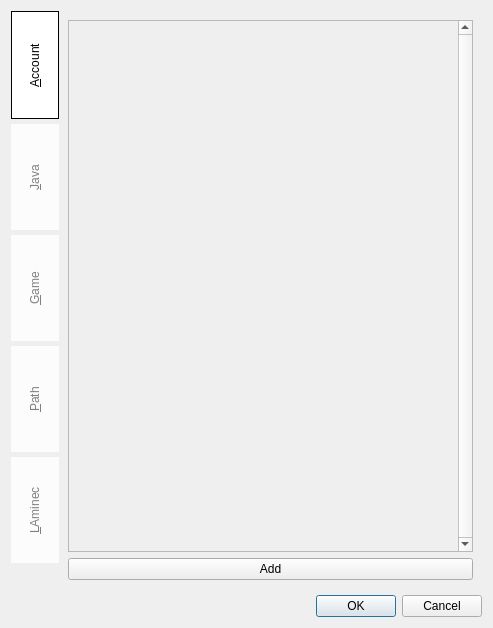
Old version of the form Kaminec/UI/preference.ui in the repository kaniol-lck/Kaminec.
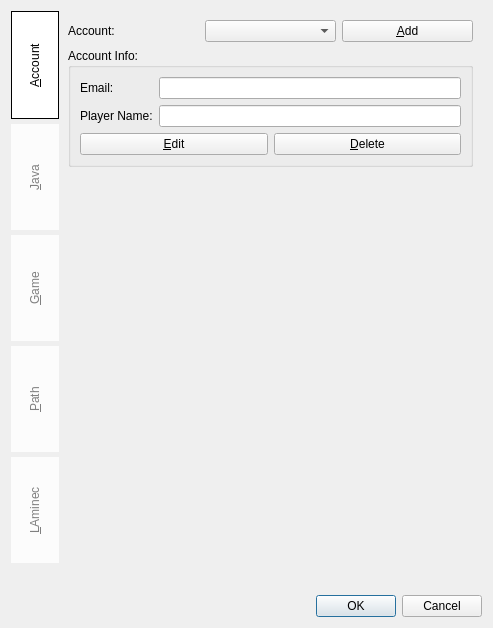
New version of the form.

Commit message: Reorgnize account management.

Diff of the .ui file:
```diff
--- a/Kaminec/UI/preference.ui
+++ b/Kaminec/UI/preference.ui
@@ -63,33 +63,87 @@
       <attribute name="title">
        <string>&amp;Account</string>
       </attribute>
-      <layout class="QGridLayout" name="gridLayout_4">
-       <item row="1" column="0">
-        <widget class="QPushButton" name="addAccount_pb">
-         <property name="text">
-          <string>Add</string>
+      <layout class="QVBoxLayout" name="verticalLayout_3">
+       <item>
+        <layout class="QHBoxLayout" name="horizontalLayout_7">
+         <item>
+          <widget class="QLabel" name="account_label">
+           <property name="text">
+            <string>Account:</string>
+           </property>
+          </widget>
+         </item>
+         <item>
+          <widget class="QComboBox" name="account_cb"/>
+         </item>
+         <item>
+          <widget class="QPushButton" name="addAccount_pb">
+           <property name="text">
+            <string>&amp;Add</string>
+           </property>
+          </widget>
+         </item>
+        </layout>
+       </item>
+       <item>
+        <widget class="QGroupBox" name="groupBox_3">
+         <property name="title">
+          <string>Account Info:</string>
          </property>
+         <layout class="QGridLayout" name="gridLayout_6">
+          <item row="0" column="0" colspan="2">
+           <layout class="QGridLayout" name="gridLayout_4">
+            <item row="0" column="0">
+             <widget class="QLabel" name="email_label">
+              <property name="text">
+               <string>Email:</string>
+              </property>
+             </widget>
+            </item>
+            <item row="0" column="1">
+             <widget class="QLineEdit" name="lineEdit"/>
+            </item>
+            <item row="1" column="0">
+             <widget class="QLabel" name="playerName_label">
+              <property name="text">
+               <string>Player Name:</string>
+              </property>
+             </widget>
+            </item>
+            <item row="1" column="1">
+             <widget class="QLineEdit" name="lineEdit_2"/>
+            </item>
+           </layout>
+          </item>
+          <item row="1" column="0">
+           <widget class="QPushButton" name="editAccount_pb">
+            <property name="text">
+             <string>&amp;Edit</string>
+            </property>
+           </widget>
+          </item>
+          <item row="1" column="1">
+           <widget class="QPushButton" name="deleteAccount_pb">
+            <property name="text">
+             <string>&amp;Delete</string>
+            </property>
+           </widget>
+          </item>
+         </layout>
         </widget>
        </item>
-       <item row="0" column="0">
-        <widget class="QScrollArea" name="scrollArea">
-         <property name="verticalScrollBarPolicy">
-          <enum>Qt::ScrollBarAlwaysOn</enum>
+       <item>
+        <spacer name="verticalSpacer_2">
+         <property name="orientation">
+          <enum>Qt::Vertical</enum>
          </property>
-         <property name="widgetResizable">
-          <bool>true</bool>
+         <property name="sizeHint" stdset="0">
+          <size>
+           <width>20</width>
+           <height>408</height>
+          </size>
          </property>
-         <widget class="QWidget" name="scrollAreaWidgetContents">
-          <property name="geometry">
-           <rect>
-            <x>0</x>
-            <y>0</y>
-            <width>393</width>
-            <height>538</height>
-           </rect>
-          </property>
-         </widget>
-        </widget>
+        </spacer>
        </item>
       </layout>
      </widget>
```
The commit also changes 15 other files.
